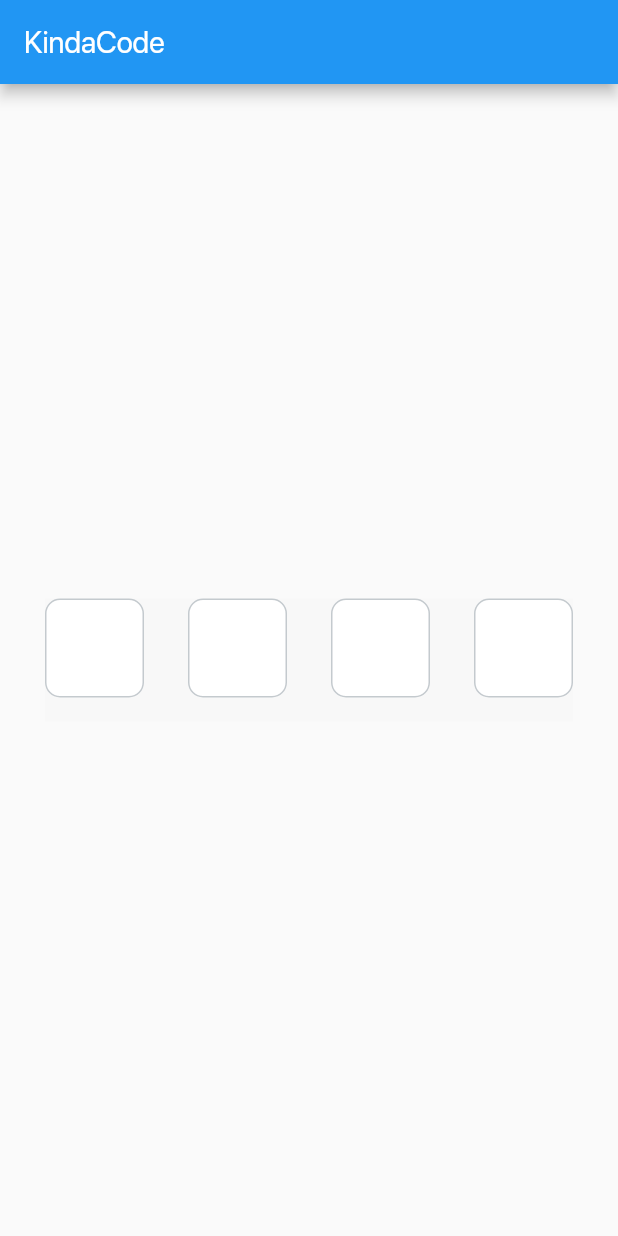
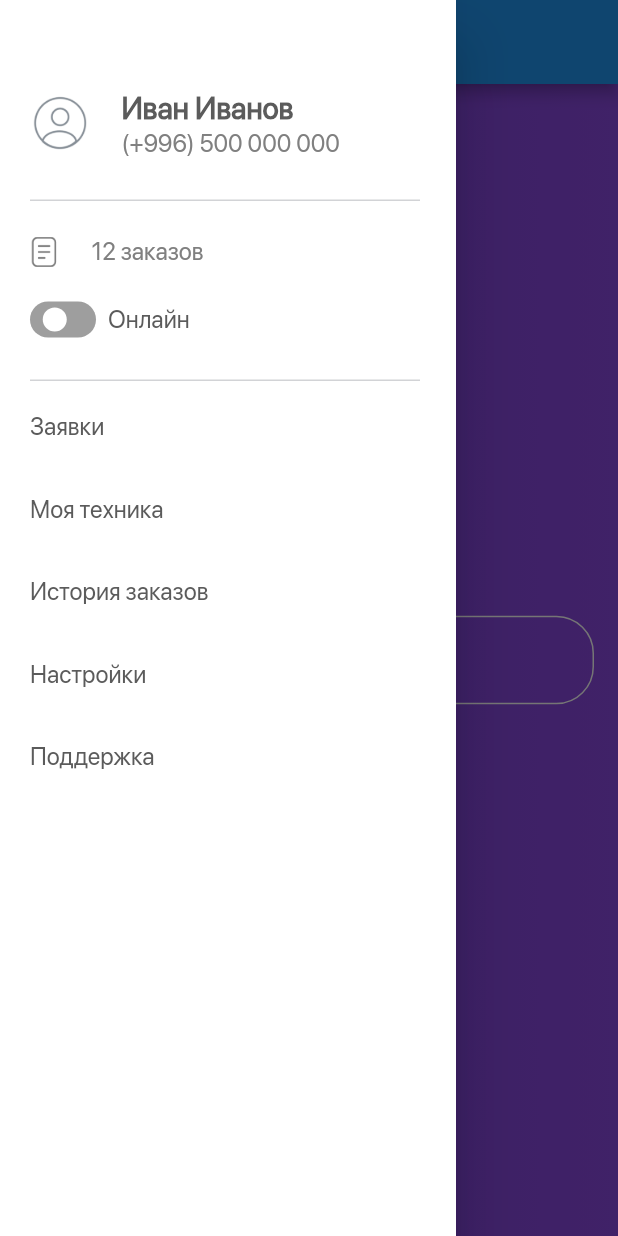
Before and after one commit to ATekimbaev/ezy_app, a Flutter app: the screen it shows after launch, with the side drawer open (before the commit the screen has no drawer), on a phone screen of 412 x 824 dp. Run offline on Flutter 3.47's test engine with Material 2 defaults, Android fonts, the phone set to English and light mode, and no system bars; drawn by our look-alikes of flutter_switch, pin_code_fields; our stand-ins replace dio.

Commit message:
drawer_widget_add

```diff
--- a/lib/core_data/ui/common_widgets/custom_textfield_widget.dart
+++ b/lib/core_data/ui/common_widgets/custom_textfield_widget.dart
@@ -2,66 +2,60 @@ import 'package:flutter/material.dart';
 
 import '../theme/app_colors.dart';
 
-
 bool isPasswors = true;
 bool obscureText = false;
 
-class TextFieldWidget extends StatefulWidget {
+class TextFieldWidget extends StatelessWidget {
   const TextFieldWidget(
       {super.key,
       required this.label,
       this.onChanged,
-      required this.controller,
+      this.controller,
       this.suffixIcon,
       this.obscureText,
       this.keyboardType,
-      this.hintText});
+      this.hintText,
+      this.df});
   final String label;
   final Function(String)? onChanged;
-  final TextEditingController controller;
+  final TextEditingController? controller;
   final Widget? suffixIcon;
   final bool? obscureText;
   final TextInputType? keyboardType;
   final String? hintText;
+  final Function()? df;
 
-  @override
-  State<TextFieldWidget> createState() => _TextFieldWidgetState();
-}
-
-class _TextFieldWidgetState extends State<TextFieldWidget> {
   @override
   Widget build(BuildContext context) {
     return TextField(
-        keyboardType: widget.keyboardType, // TextInputType.phone,
-        controller: widget.controller,
-        onChanged: widget.onChanged,
-        obscureText: obscureText, //isPasswors
+        keyboardType: keyboardType, // TextInputType.phone,
+        controller: controller,
+        onChanged: onChanged,
         style: const TextStyle(color: AppColors.white),
         decoration: InputDecoration(
-          hintText: widget.hintText,
-          suffixIcon: widget.suffixIcon, //IconButton()
+          hintText: hintText,
+          suffixIcon: suffixIcon, //IconButton()
           prefixIconColor: AppColors.white,
           label: Text(
-            widget.label,
-            style: TextStyle(color: AppColors.white),
+            label,
+            style: const TextStyle(color: AppColors.white),
           ),
           enabledBorder: OutlineInputBorder(
               borderSide: const BorderSide(width: 1, color: AppColors.white),
               borderRadius: BorderRadius.circular(25)),
           border: OutlineInputBorder(
-             borderSide: const BorderSide(width: 1, color: AppColors.white),
-            borderRadius: BorderRadius.circular(25)),
+              borderSide: const BorderSide(width: 1, color: AppColors.white),
+              borderRadius: BorderRadius.circular(25)),
         ));
   }
+
 }
 
-
-
-// IconButton(
-//               onPressed: () {
-//                 isPasswors = !isPasswors;
-//                 setState(() {});
-//               },
-//               icon: Icon(isPasswors
-//                   ? Icons.remove_red_eye
-//                   : Icons.energy_savings_leaf)),
+//IconButton(
+//onPressed: () {
+//isPasswors = !isPasswors;
+//setState(() {});
+//},
+//icon: Icon(isPasswors
+// ? Icons.remove_red_eye
+// : Icons.energy_savings_leaf)),
--- /dev/null
+++ b/lib/core_data/ui/common_widgets/driver_drawer_widget.dart
@@ -0,0 +1,167 @@
+import 'package:ezy_app/resources/resources.dart';
+import 'package:flutter/material.dart';
+import 'package:flutter/src/widgets/framework.dart';
+import 'package:flutter/src/widgets/placeholder.dart';
+import 'package:flutter/material.dart';
+import 'package:flutter/src/widgets/framework.dart';
+import 'package:flutter/src/widgets/placeholder.dart';
+import 'package:flutter_switch/flutter_switch.dart';
+
+import '../theme/app_colors.dart';
+import '../theme/app_fonts.dart';
+import 'drawer_tab_settings.dart';
+
+class DriverDrawerWidget extends StatefulWidget {
+  const DriverDrawerWidget({super.key});
+
+  @override
+  State<DriverDrawerWidget> createState() => _DriverDrawerWidgetState();
+}
+
+bool isSwitchOn = false;
+bool status = false;
+
+class _DriverDrawerWidgetState extends State<DriverDrawerWidget> {
+  @override
+  Widget build(BuildContext context) {
+    return Drawer(
+      backgroundColor: AppColors.white,
+      child: Padding(
+        padding: const EdgeInsets.only(left: 20),
+        child: Column(
+          crossAxisAlignment: CrossAxisAlignment.start,
+          children: [
+            SizedBox(
+              height: 60,
+            ),
+            Row(
+              children: [
+                Image.asset(
+                  Images.avatar,
+                  width: 41,
+                  height: 41,
+                ),
+                SizedBox(
+                  width: 20,
+                ),
+                Column(
+                  crossAxisAlignment: CrossAxisAlignment.start,
+                  children: [
+                    Text(
+                      'Иван Иванов',
+                      style:
+                          AppFonts.w600s20.copyWith(color: AppColors.blackGrey),
+                    ),
+                    SizedBox(
+                      height: 2,
+                    ),
+                    Text(
+                      '(+996) 500 000 000',
+                      style: AppFonts.w400s16
+                          .copyWith(color: AppColors.greynumber),
+                    ),
+                  ],
+                ),
+              ],
+            ),
+            const SizedBox(
+              height: 28,
+            ),
+            Container(
+              width: 260,
+              height: 1,
+              color: AppColors.container1px,
+            ),
+            const SizedBox(
+              height: 22,
+            ),
+            Row(
+              children: [
+                Image.asset(
+                  Images.list,
+                  width: 19,
+                  height: 24,
+                ),
+                const SizedBox(
+                  width: 22,
+                ),
+                Text(
+                  '12 заказов',
+                  style: AppFonts.w400s16.copyWith(color: AppColors.greynumber),
+                )
+              ],
+            ),
+            const SizedBox(
+              height: 21,
+            ),
+            Row(
+              children: [
+                FlutterSwitch(
+                  width: 44,
+                  height: 24,
+                  activeColor: AppColors.green,
+                  value: isSwitchOn,
+                  onToggle: (value) {
+                    setState(() {
+                      isSwitchOn = value;
+                    });
+                  },
+                ),
+                const SizedBox(
+                  width: 8,
+                ),
+                Text(
+                  'Онлайн',
+                  style: AppFonts.w400s16.copyWith(color: AppColors.blackGrey),
+                )
+              ],
+            ),
+            const SizedBox(
+              height: 28,
+            ),
+            Container(
+              width: 260,
+              height: 1,
+              color: AppColors.container1px,
+            ),
+            const SizedBox(
+              height: 21,
+            ),
+            Text(
+              'Заявки',
+              style: AppFonts.w400s16.copyWith(color: AppColors.blackGrey),
+            ),
+            const SizedBox(
+              height: 36,
+            ),
+            Text(
+              'Моя техника',
+              style: AppFonts.w400s16.copyWith(color: AppColors.blackGrey),
+            ),
+            const SizedBox(
+              height: 36,
+            ),
+            Text(
+              'История заказов',
+              style: AppFonts.w400s16.copyWith(color: AppColors.blackGrey),
+            ),
+            const SizedBox(
+              height: 36,
+            ),
+            Text(
+              'Настройки',
+              style: AppFonts.w400s16.copyWith(color: AppColors.blackGrey),
+            ),
+            const SizedBox(
+              height: 36,
+            ),
+            Text(
+              'Поддержка',
+              style: AppFonts.w400s16.copyWith(color: AppColors.blackGrey),
+            ),
+          ],
+        ),
+      ),
+    );
+  }
+}
--- a/lib/core_data/ui/theme/app_colors.dart
+++ b/lib/core_data/ui/theme/app_colors.dart
@@ -8,4 +8,14 @@ abstract class AppColors {
   static Color pinTextFieldBorderColor =
       const Color(0xff8A959E).withOpacity(0.5);
   static const Color lightGrey = Color(0xffF8F8F8);
+  static const Color drawerCl = Color(0xff525252);
+  static const Color drawerblackgrey = Color(0xff262626);
+  static const Color whiteavatar = Color(0xffC3C3C3);
+  static const Color whitegrey = Color(0xffA8A8A8);
+  static const Color driverCl = Color(0xffD9D9D9);
+  static const Color blackGrey = Color(0xff5B5B5B);
+  static const Color greynumber = Color(0xff808080);
+  // static const Color greytext = Color(0xff5B5B5B);
+  static const Color container1px = Color(0xffD2D3D6);
+  static const Color green = Color(0xff21D147);
 }
--- a/lib/core_data/ui/theme/app_fonts.dart
+++ b/lib/core_data/ui/theme/app_fonts.dart
@@ -9,4 +9,20 @@ abstract class AppFonts {
     fontSize: 16,
     fontWeight: FontWeight.w400,
   );
+  static const TextStyle w400s18 = TextStyle(
+    fontSize: 18,
+    fontWeight: FontWeight.w400,
+  );
+  static const TextStyle w300s12 = TextStyle(
+    fontSize: 12,
+    fontWeight: FontWeight.w300,
+  );
+  static const TextStyle w400s14 = TextStyle(
+    fontSize: 14,
+    fontWeight: FontWeight.w400,
+  );
+  static const TextStyle w600s20 = TextStyle(
+    fontSize: 20,
+    fontWeight: FontWeight.w600,
+  );
 }
--- a/lib/main.dart
+++ b/lib/main.dart
@@ -1,7 +1,12 @@
+import 'package:ezy_app/core_data/ui/common_widgets/drawer_widget.dart';
 import 'package:ezy_app/core_data/ui/theme/app_colors.dart';
 import 'package:flutter/material.dart';
 import 'package:flutter/src/widgets/framework.dart';
 import 'package:pin_code_fields/pin_code_fields.dart';
+
+import 'core_data/ui/common_widgets/back_gorund_widget.dart';
+import 'core_data/ui/common_widgets/custom_textfield_widget.dart';
+import 'core_data/ui/common_widgets/driver_drawer_widget.dart';
 
 void main(List<String> args) {
   runApp(const MyApp());
@@ -33,50 +38,71 @@ class _HomePageState extends State<HomePage> {
   @override
   Widget build(BuildContext context) {
     return Scaffold(
+      resizeToAvoidBottomInset: false,
+      drawer:
+      // DrawerWidget(),
+       DriverDrawerWidget(),
       appBar: AppBar(
-        title: const Text('KindaCode'),
+        // title: const Text('KindaCode'),
       ),
-      body: Padding(
-        padding: const EdgeInsets.all(30),
+      body: BackGroundWidget(
         child: Center(
-          child: PinCodeTextField(
-            keyboardType: TextInputType.number,
-            length: 4,
-            obscureText: false,
-            animationType: AnimationType.fade,
-            pinTheme: PinTheme(
-              activeColor: AppColors.pinTextFieldBorderColor,
-              inactiveColor: AppColors.pinTextFieldBorderColor,
-              selectedColor: AppColors.pinTextFieldBorderColor,
-              borderWidth: 1,
-              shape: PinCodeFieldShape.box,
-              borderRadius: BorderRadius.circular(10),
-              fieldHeight: 66,
-              fieldWidth: 66,
-              inactiveFillColor: AppColors.white,
-              selectedFillColor: AppColors.white,
-              activeFillColor: AppColors.white,
+          child: Padding(
+            padding: const EdgeInsets.all(16.0),
+            child: Column(
+              mainAxisAlignment: MainAxisAlignment.center,
+              children:  [
+                TextFieldWidget(
+                  label: 'Имя',
+                ),
+                // CircleAvatarWidget(),
+
+              ],
             ),
-            animationDuration: const Duration(milliseconds: 300),
-            backgroundColor: AppColors.lightGrey,
-            enableActiveFill: true,
-            controller: textEditingController,
-            onCompleted: (v) {
-              debugPrint("Completed");
-            },
-            onChanged: (value) {
-              debugPrint(value);
-              setState(() {
-                currentText = value;
-              });
-            },
-            beforeTextPaste: (text) {
-              return true;
-            },
-            appContext: context,
           ),
         ),
       ),
+      // body: Padding(
+      //   padding: const EdgeInsets.all(30),
+      //   child: Center(
+      //     child: PinCodeTextField(
+      //       keyboardType: TextInputType.number,
+      //       length: 4,
+      //       obscureText: false,
+      //       animationType: AnimationType.fade,
+      //       pinTheme: PinTheme(
+      //         activeColor: AppColors.pinTextFieldBorderColor,
+      //         inactiveColor: AppColors.pinTextFieldBorderColor,
+      //         selectedColor: AppColors.pinTextFieldBorderColor,
+      //         borderWidth: 1,
+      //         shape: PinCodeFieldShape.box,
+      //         borderRadius: BorderRadius.circular(10),
+      //         fieldHeight: 66,
+      //         fieldWidth: 66,
+      //         inactiveFillColor: AppColors.white,
+      //         selectedFillColor: AppColors.white,
+      //         activeFillColor: AppColors.white,
+      //       ),
+      //       animationDuration: const Duration(milliseconds: 300),
+      //       backgroundColor: AppColors.lightGrey,
+      //       enableActiveFill: true,
+      //       controller: textEditingController,
+      //       onCompleted: (v) {
+      //         debugPrint("Completed");
+      //       },
+      //       onChanged: (value) {
+      //         debugPrint(value);
+      //         setState(() {
+      //           currentText = value;
+      //         });
+      //       },
+      //       beforeTextPaste: (text) {
+      //         return true;
+      //       },
+      //       appContext: context,
+      //     ),
+      //   ),
+      // ),
     );
   }
 }
--- a/lib/resources/images.dart
+++ b/lib/resources/images.dart
@@ -3,6 +3,8 @@ part of 'resources.dart';
 class Images {
   Images._();
 
+  static const String avatar = 'assets/images/avatar.png';
   static const String bg = 'assets/images/bg.png';
   static const String icons = 'assets/images/icons.png';
+  static const String list = 'assets/images/list.png';
 }
--- a/pubspec.yaml
+++ b/pubspec.yaml
@@ -39,6 +39,8 @@ dependencies:
   dio: ^5.0.0
   flutter_native_splash: ^2.2.18
   pin_code_fields: ^7.4.0
+  spider: ^4.2.0
+  flutter_switch: ^0.3.2
 
 dev_dependencies:
   flutter_test:
```
Also changed, not shown: lib/core_data/ui/common_widgets/drawer_tab_settings.dart (added, +19 -0 lines), lib/core_data/ui/common_widgets/drawer_widget.dart (added, +107 -0 lines), assets/images/avatar.png (added), assets/images/icons.png (added), assets/images/list.png (added), pubspec.lock, 1 other file.
